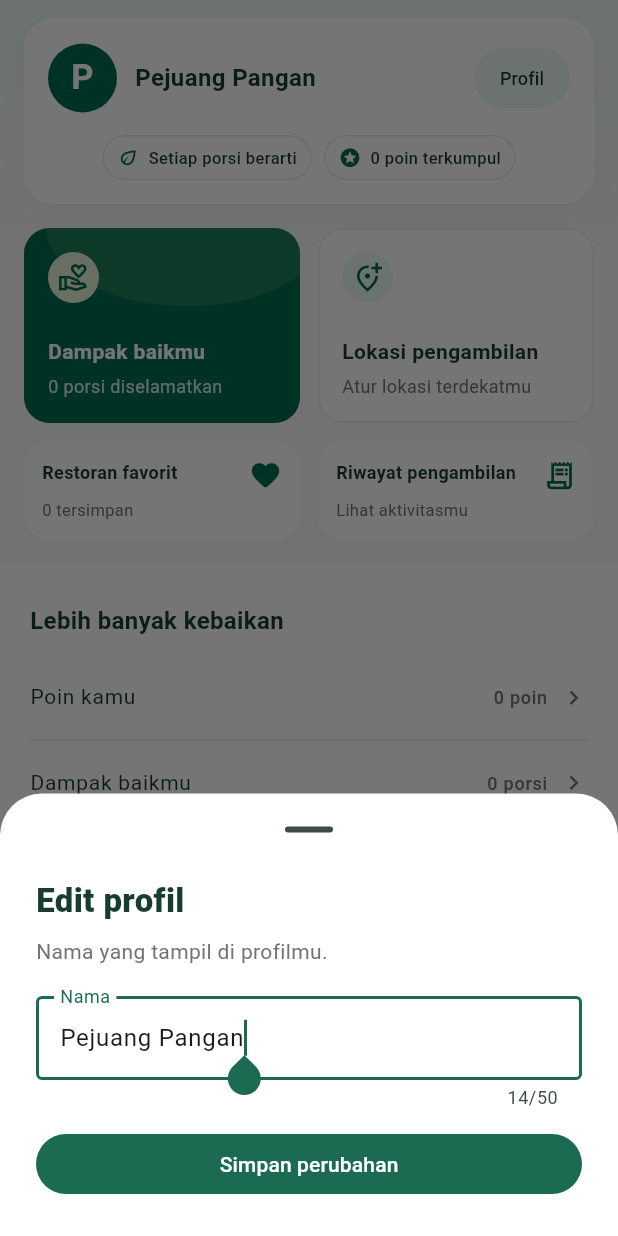
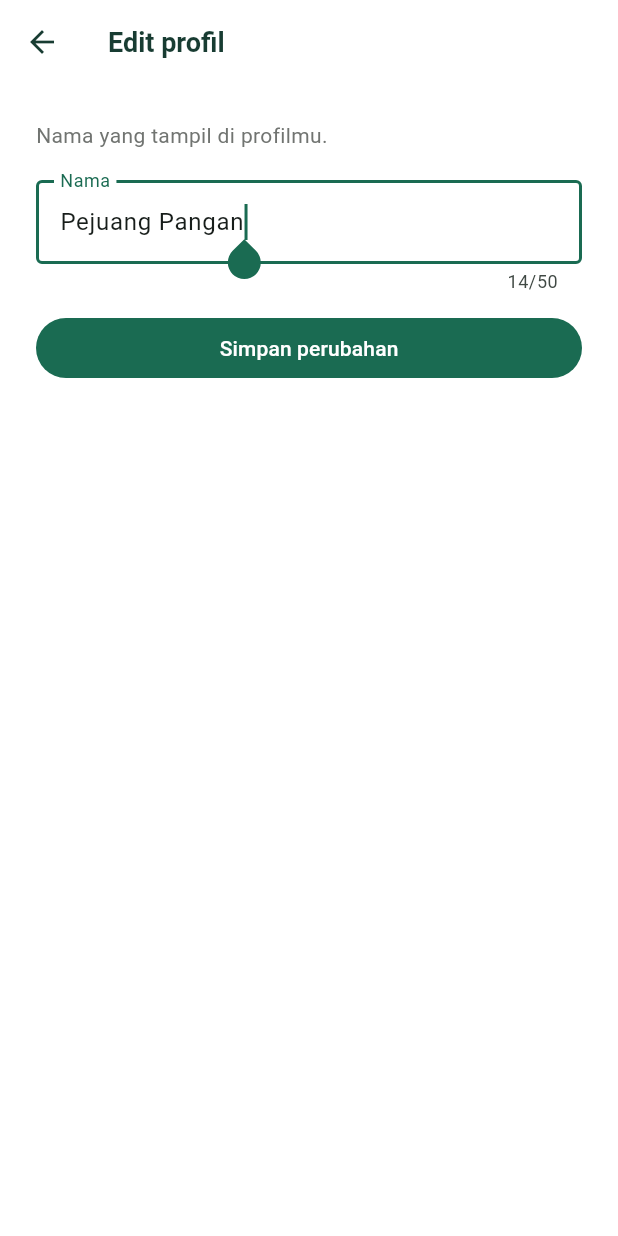
Before and after one commit to khierrro/BagiPorsi, a Flutter app: the Profil screen opened directly, after a tap on "Profil", on a phone screen of 412 x 824 dp. Run offline on Flutter 3.47's test engine with Material 3 defaults, Android fonts, the phone set to English and light mode, and no system bars; our stand-ins replace qr_flutter, shared_preferences; accounts and stored records are empty; network calls fail.

Commit message:
refactor(profil): pindahkan aksi profil ke halaman terpisah
- Edit nama, lokasi, dan restoran favorit kini membuka halaman baru
  (ProfilEditPage, LokasiPage, RestoranFavoritPage) via Navigator.push
  sebagai ganti bottom sheet
- Hapus _EditNameSheet yang tidak lagi dipakai
- Longgarkan constraint SDK Dart ke ^3.13.3 agar build dengan
  Flutter 3.47.4 (Dart 3.13.3)
- Perbaiki assertion widget_test: judul "Peta Restoran" kembali
  findsOneWidget setelah header Peta dikembalikan ke versi sebelumnya

```diff
--- a/lib/screens/profil.dart
+++ b/lib/screens/profil.dart
@@ -1,11 +1,12 @@
 import 'package:flutter/material.dart';
 
-import '../data/food_catalog.dart';
 import '../data/user_profile_store.dart';
 import '../design/bagi_porsi_theme.dart';
 import '../widgets/feature_widgets.dart';
-import '../widgets/home_quick_actions.dart';
 import 'klaim_saya.dart';
+import 'lokasi.dart';
+import 'profil_edit.dart';
+import 'restoran_favorit.dart';
 
 class Profil extends StatefulWidget {
   const Profil({super.key, this.profile});
@@ -24,60 +25,21 @@ class _ProfilState extends State<Profil> {
     super.dispose();
   }
 
-  Future<void> _editName() async {
-    final name = await showModalBottomSheet<String>(
-      context: context,
-      showDragHandle: true,
-      isScrollControlled: true,
-      useSafeArea: true,
-      backgroundColor: Colors.white,
-      builder: (_) => _EditNameSheet(name: _profile.name),
+  void _editName() {
+    Navigator.of(context).push<void>(
+      MaterialPageRoute(builder: (_) => ProfilEditPage(profile: _profile)),
     );
-    if (name != null) _profile.updateName(name);
   }
 
   void _showFavorites() {
-    showFeatureSheet(
-      context,
-      title: 'Restoran favorit',
-      icon: Icons.favorite_border_rounded,
-      message: _profile.favorites.isEmpty
-          ? 'Belum ada restoran favorit. Ketuk ikon hati pada kartu makanan di Peta untuk menyimpannya.'
-          : 'Tempat pilihanmu untuk menemukan porsi baik berikutnya.',
-      content: ListenableBuilder(
-        listenable: _profile,
-        builder: (context, child) => Column(
-          children: [
-            for (final food in foodCatalog.where(
-              (food) => _profile.isFavorite(food.merchantName),
-            ))
-              ListTile(
-                contentPadding: EdgeInsets.zero,
-                leading: FoodPhoto(food: food, size: 48, radius: 12),
-                title: Text(
-                  food.merchantName,
-                  style: const TextStyle(
-                    fontSize: 14,
-                    fontWeight: FontWeight.w700,
-                  ),
-                ),
-                subtitle: Text(
-                  food.foodName,
-                  style: const TextStyle(fontSize: 12),
-                ),
-                trailing: IconButton(
-                  tooltip: 'Hapus favorit',
-                  onPressed: () => _profile.toggleFavorite(food.merchantName),
-                  icon: const Icon(
-                    Icons.favorite,
-                    color: BagiPorsiColors.green,
-                  ),
-                ),
-                onTap: () => openFoodDetails(context, food),
-              ),
-          ],
-        ),
-      ),
+    Navigator.of(context).push<void>(
+      MaterialPageRoute(builder: (_) => RestoranFavoritPage(profile: _profile)),
+    );
+  }
+
+  void _editLocation() {
+    Navigator.of(context).push<void>(
+      MaterialPageRoute(builder: (_) => LokasiPage(profile: _profile)),
     );
   }
 
@@ -225,7 +187,7 @@ class _ProfilState extends State<Profil> {
                           title: 'Lokasi pengambilan',
                           subtitle:
                               _profile.location ?? 'Atur lokasi terdekatmu',
-                          onTap: () => chooseUserLocation(context, _profile),
+                          onTap: _editLocation,
                         ),
                       ),
                       const SizedBox(height: 12),
@@ -267,7 +229,7 @@ class _ProfilState extends State<Profil> {
                       _menu(
                         'Lokasi tersimpan',
                         subtitle: _profile.location,
-                        onTap: () => chooseUserLocation(context, _profile),
+                        onTap: _editLocation,
                       ),
                       _menu(
                         'Notifikasi',
@@ -639,77 +601,3 @@ class _ImpactStat extends StatelessWidget {
     ),
   );
 }
-
-class _EditNameSheet extends StatefulWidget {
-  const _EditNameSheet({required this.name});
-  final String name;
-  @override
-  State<_EditNameSheet> createState() => _EditNameSheetState();
-}
-
-class _EditNameSheetState extends State<_EditNameSheet> {
-  late final _controller = TextEditingController(text: widget.name);
-  final _form = GlobalKey<FormState>();
-  @override
-  void dispose() {
-    _controller.dispose();
-    super.dispose();
-  }
-
-  @override
-  Widget build(BuildContext context) => SafeArea(
-    top: false,
-    child: SingleChildScrollView(
-      padding: EdgeInsets.fromLTRB(
-        24,
-        8,
-        24,
-        24 + MediaQuery.viewInsetsOf(context).bottom,
-      ),
-      child: Form(
-        key: _form,
-        child: Column(
-          crossAxisAlignment: CrossAxisAlignment.stretch,
-          children: [
-            const Text(
-              'Edit profil',
-              style: TextStyle(
-                fontSize: 22,
-                fontWeight: FontWeight.w800,
-                color: BagiPorsiColors.ink,
-              ),
-            ),
-            const SizedBox(height: 8),
-            const Text(
-              'Nama yang tampil di profilmu.',
-              style: TextStyle(color: BagiPorsiColors.muted),
-            ),
-            const SizedBox(height: 20),
-            TextFormField(
-              controller: _controller,
-              maxLength: 50,
-              autofocus: true,
-              textCapitalization: TextCapitalization.words,
-              decoration: const InputDecoration(
-                labelText: 'Nama',
-                border: OutlineInputBorder(),
-              ),
-              validator: (value) => value == null || value.trim().isEmpty
-                  ? 'Nama tidak boleh kosong.'
-                  : null,
-            ),
-            const SizedBox(height: 12),
-            FilledButton(
-              onPressed: () {
-                if (_form.currentState!.validate()) {
-                  Navigator.pop(context, _controller.text.trim());
-                }
-              },
-              child: const Text('Simpan perubahan'),
-            ),
-          ],
-        ),
-      ),
-    ),
-  );
-}
--- /dev/null
+++ b/lib/screens/profil_edit.dart
@@ -0,0 +1,84 @@
+import 'package:flutter/material.dart';
+
+import '../data/user_profile_store.dart';
+import '../design/bagi_porsi_theme.dart';
+
+class ProfilEditPage extends StatefulWidget {
+  const ProfilEditPage({super.key, required this.profile});
+
+  final UserProfileStore profile;
+
+  @override
+  State<ProfilEditPage> createState() => _ProfilEditPageState();
+}
+
+class _ProfilEditPageState extends State<ProfilEditPage> {
+  final _form = GlobalKey<FormState>();
+  late final _controller = TextEditingController(text: widget.profile.name);
+
+  @override
+  void dispose() {
+    _controller.dispose();
+    super.dispose();
+  }
+
+  void _save() {
+    if (_form.currentState!.validate()) {
+      widget.profile.updateName(_controller.text.trim());
+      Navigator.pop(context);
+    }
+  }
+
+  @override
+  Widget build(BuildContext context) {
+    return Scaffold(
+      backgroundColor: Colors.white,
+      appBar: AppBar(
+        backgroundColor: Colors.white,
+        foregroundColor: BagiPorsiColors.ink,
+        surfaceTintColor: Colors.transparent,
+        elevation: 0,
+        title: const Text(
+          'Edit profil',
+          style: TextStyle(fontSize: 18, fontWeight: FontWeight.w700),
+        ),
+      ),
+      body: SafeArea(
+        child: SingleChildScrollView(
+          padding: const EdgeInsets.all(24),
+          child: Form(
+            key: _form,
+            child: Column(
+              crossAxisAlignment: CrossAxisAlignment.stretch,
+              children: [
+                const Text(
+                  'Nama yang tampil di profilmu.',
+                  style: TextStyle(color: BagiPorsiColors.muted),
+                ),
+                const SizedBox(height: 20),
+                TextFormField(
+                  controller: _controller,
+                  maxLength: 50,
+                  autofocus: true,
+                  textCapitalization: TextCapitalization.words,
+                  decoration: const InputDecoration(
+                    labelText: 'Nama',
+                    border: OutlineInputBorder(),
+                  ),
+                  validator: (value) => value == null || value.trim().isEmpty
+                      ? 'Nama tidak boleh kosong.'
+                      : null,
+                ),
+                const SizedBox(height: 12),
+                FilledButton(
+                  onPressed: _save,
+                  child: const Text('Simpan perubahan'),
+                ),
+              ],
+            ),
+          ),
+        ),
+      ),
+    );
+  }
+}
--- a/pubspec.yaml
+++ b/pubspec.yaml
@@ -19,7 +19,7 @@ publish_to: 'none' # Remove this line if you wish to publish to pub.dev
 version: 1.0.0+1
 
 environment:
-  sdk: ^3.13.5
+  sdk: ^3.13.3
 
 # Dependencies specify other packages that your package needs in order to work.
 # To automatically upgrade your package dependencies to the latest versions
```
Also changed, not shown: lib/screens/lokasi.dart (added, +86 -0 lines), lib/screens/restoran_favorit.dart (added, +104 -0 lines), pubspec.lock.
